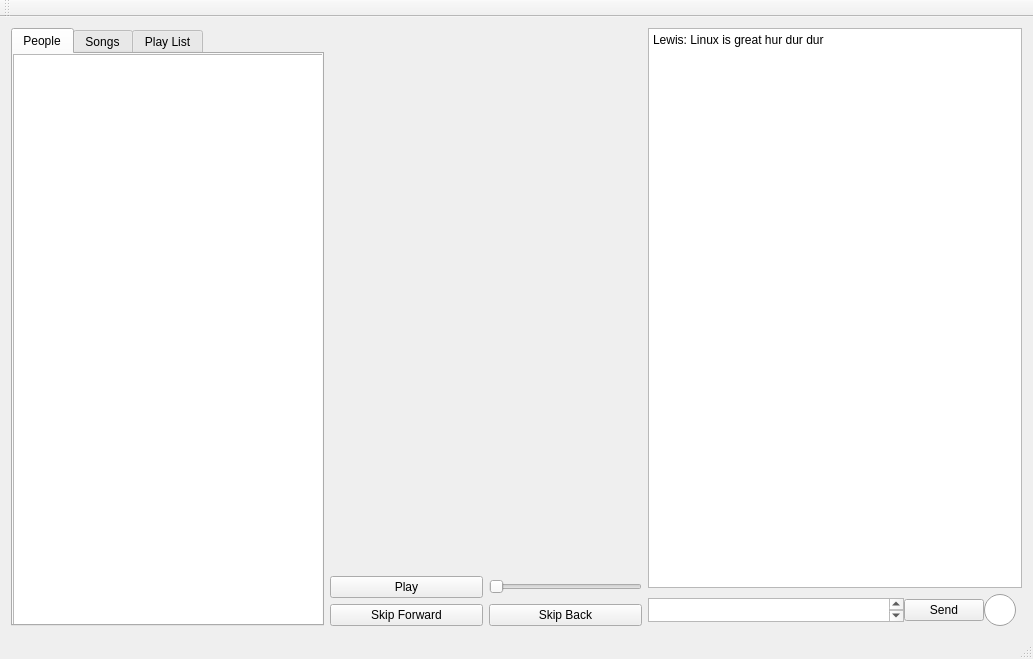
First picture: the form in Source/client/mainwindow.ui, repository FrostByten/Comm-Audio, before the edit.
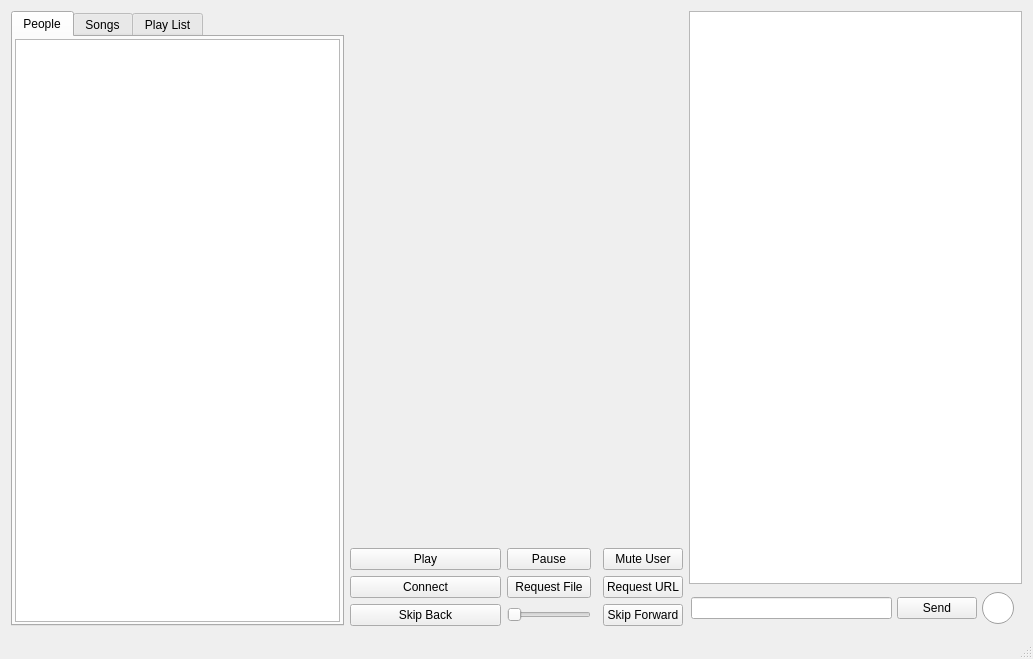
Second picture: the form after the edit. The open tabs and pages were chosen to show the change. Icons and pictures are not drawn.

Diff of the .ui file:
```diff
--- a/Source/client/mainwindow.ui
+++ b/Source/client/mainwindow.ui
@@ -35,67 +35,30 @@
       <property name="sizeConstraint">
        <enum>QLayout::SetMaximumSize</enum>
       </property>
-      <item row="0" column="2">
-       <layout class="QGridLayout" name="Settings" rowstretch="1,0,0" columnstretch="1,1" rowminimumheight="0,0,0" columnminimumwidth="0,0">
-        <property name="sizeConstraint">
-         <enum>QLayout::SetDefaultConstraint</enum>
-        </property>
-        <item row="1" column="1">
-         <widget class="QSlider" name="horizontalSlider">
-          <property name="orientation">
-           <enum>Qt::Horizontal</enum>
-          </property>
-         </widget>
-        </item>
-        <item row="1" column="0">
-         <widget class="QPushButton" name="playButton">
-          <property name="text">
-           <string>Play</string>
-          </property>
-         </widget>
-        </item>
-        <item row="2" column="0">
-         <widget class="QPushButton" name="pushButton">
-          <property name="text">
-           <string>Skip Forward</string>
-          </property>
-         </widget>
-        </item>
-        <item row="2" column="1">
-         <widget class="QPushButton" name="pushButton_2">
-          <property name="text">
-           <string>Skip Back</string>
-          </property>
-         </widget>
-        </item>
-        <item row="0" column="0" colspan="2">
-         <widget class="QWidget" name="widget" native="true"/>
-        </item>
-       </layout>
-      </item>
       <item row="0" column="3">
        <layout class="QVBoxLayout" name="ChatLayout" stretch="1,0">
         <item>
-         <widget class="QPlainTextEdit" name="plainTextEdit_2">
-          <property name="plainText">
-           <string>Lewis: Linux is great hur dur dur</string>
-          </property>
-         </widget>
+         <widget class="QListView" name="chat"/>
         </item>
         <item>
          <layout class="QHBoxLayout" name="horizontalLayout" stretch="0,0,0">
           <property name="spacing">
-           <number>0</number>
+           <number>5</number>
+          </property>
+          <property name="leftMargin">
+           <number>2</number>
+          </property>
+          <property name="topMargin">
+           <number>2</number>
+          </property>
+          <property name="rightMargin">
+           <number>2</number>
+          </property>
+          <property name="bottomMargin">
+           <number>2</number>
           </property>
           <item>
-           <widget class="QPlainTextEdit" name="plainTextEdit">
-            <property name="maximumSize">
-             <size>
-              <width>16777215</width>
-              <height>24</height>
-             </size>
-            </property>
-           </widget>
+           <widget class="QLineEdit" name="lineEdit"/>
           </item>
           <item>
            <widget class="QPushButton" name="sendButton">
@@ -141,19 +104,42 @@
          <number>2</number>
         </property>
         <widget class="QWidget" name="People">
+         <property name="sizePolicy">
+          <sizepolicy hsizetype="Preferred" vsizetype="Preferred">
+           <horstretch>1</horstretch>
+           <verstretch>1</verstretch>
+          </sizepolicy>
+         </property>
+         <property name="styleSheet">
+          <string notr="true"/>
+         </property>
          <attribute name="title">
           <string>People</string>
          </attribute>
-         <widget class="QTableView" name="tableView_2">
-          <property name="geometry">
-           <rect>
-            <x>0</x>
-            <y>0</y>
-            <width>311</width>
-            <height>571</height>
-           </rect>
+         <layout class="QGridLayout" name="gridLayout_3">
+          <property name="leftMargin">
+           <number>2</number>
           </property>
-         </widget>
+          <property name="topMargin">
+           <number>2</number>
+          </property>
+          <property name="rightMargin">
+           <number>2</number>
+          </property>
+          <property name="bottomMargin">
+           <number>2</number>
+          </property>
+          <item row="0" column="0">
+           <widget class="QListWidget" name="list_people">
+            <property name="sizePolicy">
+             <sizepolicy hsizetype="Expanding" vsizetype="Expanding">
+              <horstretch>1</horstretch>
+              <verstretch>0</verstretch>
+             </sizepolicy>
+            </property>
+           </widget>
+          </item>
+         </layout>
         </widget>
         <widget class="QWidget" name="SongList">
          <attribute name="title">
@@ -167,6 +153,82 @@
         </widget>
        </widget>
       </item>
+      <item row="0" column="2">
+       <layout class="QGridLayout" name="Settings" rowstretch="1,0,0,0,0" columnstretch="1,0,0,0">
+        <property name="sizeConstraint">
+         <enum>QLayout::SetDefaultConstraint</enum>
+        </property>
+        <item row="2" column="1">
+         <widget class="QPushButton" name="req_file_Btn">
+          <property name="text">
+           <string>Request File</string>
+          </property>
+         </widget>
+        </item>
+        <item row="0" column="0" colspan="4">
+         <widget class="QWidget" name="widget" native="true">
+          <layout class="QGridLayout" name="gridLayout_5"/>
+          <zorder>TabArea</zorder>
+         </widget>
+        </item>
+        <item row="1" column="1">
+         <widget class="QPushButton" name="pause_Btn">
+          <property name="text">
+           <string>Pause</string>
+          </property>
+         </widget>
+        </item>
+        <item row="2" column="0">
+         <widget class="QPushButton" name="connect_Btn">
+          <property name="text">
+           <string>Connect</string>
+          </property>
+         </widget>
+        </item>
+        <item row="2" column="3">
+         <widget class="QPushButton" name="req_URL_Btn">
+          <property name="text">
+           <string>Request URL</string>
+          </property>
+         </widget>
+        </item>
+        <item row="4" column="1">
+         <widget class="QSlider" name="volume">
+          <property name="orientation">
+           <enum>Qt::Horizontal</enum>
+          </property>
+         </widget>
+        </item>
+        <item row="1" column="3">
+         <widget class="QPushButton" name="mute_Btn">
+          <property name="text">
+           <string>Mute User</string>
+          </property>
+         </widget>
+        </item>
+        <item row="4" column="0">
+         <widget class="QPushButton" name="skip_back_Btn">
+          <property name="text">
+           <string>Skip Back</string>
+          </property>
+         </widget>
+        </item>
+        <item row="1" column="0">
+         <widget class="QPushButton" name="play_Btn">
+          <property name="text">
+           <string>Play</string>
+          </property>
+         </widget>
+        </item>
+        <item row="4" column="3">
+         <widget class="QPushButton" name="skip_for_Btn">
+          <property name="text">
+           <string>Skip Forward</string>
+          </property>
+         </widget>
+        </item>
+       </layout>
+      </item>
      </layout>
     </item>
    </layout>
@@ -181,14 +243,6 @@
     </rect>
    </property>
   </widget>
-  <widget class="QToolBar" name="mainToolBar">
-   <attribute name="toolBarArea">
-    <enum>TopToolBarArea</enum>
-   </attribute>
-   <attribute name="toolBarBreak">
-    <bool>false</bool>
-   </attribute>
-  </widget>
   <widget class="QStatusBar" name="statusBar"/>
  </widget>
  <layoutdefault spacing="6" margin="11"/>
```
Left out of the diff: 38 changed lines with no effect on the pictures.
